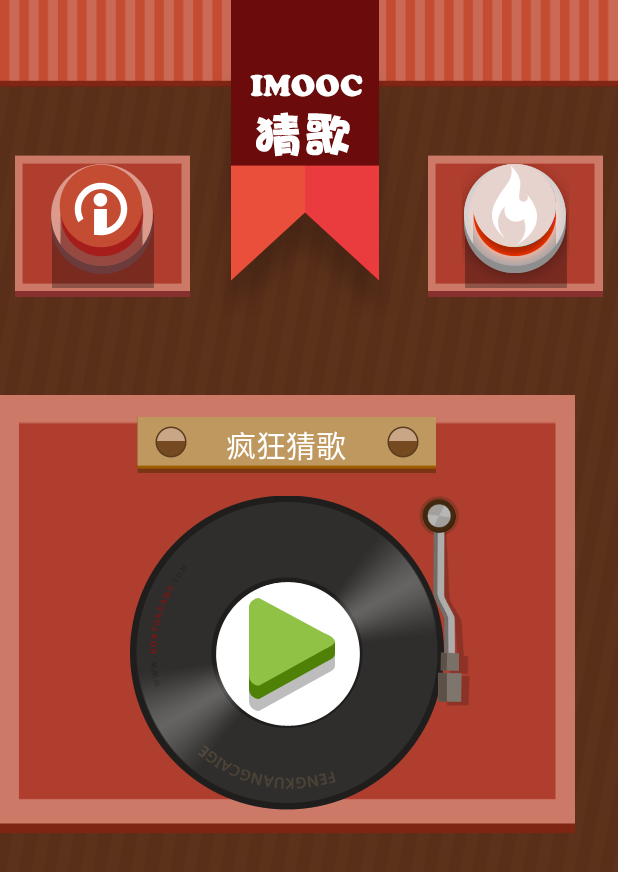
After one commit to jchen357/GuessWhichMusic, an Android app: the layout index_layout.xml on its own in the app's theme, with its tools: preview values and no code run, on a phone screen of 412 x 824 dp. The commit adds this screen. Shown: the top 872 px of the screen. Run offline under Robolectric (Android 15) with nearby library versions, the phone set to English and light mode, and no system bars.

Commit message:
加入了首页功能，实现了金币和关卡的存储

```diff
--- a/app/src/main/AndroidManifest.xml
+++ b/app/src/main/AndroidManifest.xml
@@ -5,7 +5,7 @@
     <application
         android:allowBackup="true"
         android:icon="@mipmap/ic_launcher"
-        android:label="疯狂猜歌"
+        android:label="草莓猜歌"
         android:supportsRtl="true"
         android:theme="@style/Theme.AppCompat.NoActionBar" >
         <activity android:name=".ui.MainActivity" >
@@ -17,6 +17,7 @@
         </activity>
 
         <activity android:name=".ui.AppPassView" />
+        <activity android:name=".ui.IndexActivity" />
 
     </application>
 
--- /dev/null
+++ b/app/src/main/res/drawable/index_fire_icon.xml
@@ -0,0 +1,5 @@
+<?xml version="1.0" encoding="utf-8"?>
+<selector xmlns:android="http://schemas.android.com/apk/res/android">
+    <item android:state_pressed="true" android:drawable="@mipmap/index_bottom_caitu_sel" />
+    <item android:drawable="@mipmap/index_bottom_caitu" />
+</selector>
--- /dev/null
+++ b/app/src/main/res/drawable/index_introduce_icon.xml
@@ -0,0 +1,5 @@
+<?xml version="1.0" encoding="utf-8"?>
+<selector xmlns:android="http://schemas.android.com/apk/res/android">
+    <item android:state_pressed="true" android:drawable="@mipmap/index_about_sel" />
+    <item android:drawable="@mipmap/index_about" />
+</selector>
--- /dev/null
+++ b/app/src/main/res/layout/index_layout.xml
@@ -0,0 +1,69 @@
+<?xml version="1.0" encoding="utf-8"?>
+<FrameLayout xmlns:android="http://schemas.android.com/apk/res/android"
+    android:layout_width="match_parent"
+    android:layout_height="match_parent"
+    android:orientation="vertical">
+
+
+    <LinearLayout
+        android:layout_width="match_parent"
+        android:layout_height="match_parent"
+        android:background="@mipmap/index_background"
+        android:orientation="vertical">
+
+
+        <LinearLayout
+            android:layout_width="match_parent"
+            android:layout_height="wrap_content"
+            android:background="@mipmap/index_bar"
+            android:orientation="vertical" />
+
+        <RelativeLayout
+            android:layout_width="match_parent"
+            android:layout_height="wrap_content"
+            android:layout_marginTop="20dp">
+
+            <ImageButton
+                android:id="@+id/btn_index_about"
+                android:layout_width="wrap_content"
+                android:layout_height="wrap_content"
+                android:layout_alignParentStart="true"
+                android:layout_gravity="left"
+                android:layout_marginBottom="25dp"
+                android:layout_marginLeft="10dp"
+                android:layout_marginTop="25dp"
+                android:background="@mipmap/index_rect"
+                android:src="@drawable/index_introduce_icon" />
+
+            <ImageButton
+                android:id="@+id/btn_index_caitu"
+                android:layout_width="wrap_content"
+                android:layout_height="wrap_content"
+                android:layout_alignParentEnd="true"
+                android:layout_gravity="right"
+                android:layout_marginBottom="25dp"
+                android:layout_marginRight="10dp"
+                android:layout_marginTop="25dp"
+                android:background="@mipmap/index_rect"
+                android:src="@drawable/index_fire_icon" />
+        </RelativeLayout>
+
+        <RelativeLayout
+            android:layout_width="wrap_content"
+            android:layout_height="wrap_content"
+            android:background="@mipmap/index_between"
+            android:layout_marginTop="40dp">
+
+            <include layout="@layout/pan_layout" />
+        </RelativeLayout>
+    </LinearLayout>
+
+    <RelativeLayout
+        android:layout_width="wrap_content"
+        android:layout_height="wrap_content"
+        android:background="@mipmap/index_title"
+        android:layout_gravity="center_horizontal">
+
+    </RelativeLayout>
+
+</FrameLayout>
--- a/app/src/main/res/layout/pan_layout.xml
+++ b/app/src/main/res/layout/pan_layout.xml
@@ -13,7 +13,8 @@
     <FrameLayout
         android:layout_marginBottom="15dp"
         android:layout_width="wrap_content"
-        android:layout_height="wrap_content">
+        android:layout_height="wrap_content"
+        android:id="@+id/pan_title">
 
         <ImageView
             android:layout_width="wrap_content"
```
Also changed, not shown: app/src/main/java/com/imooc/guessmusic/data/Const.java (+9 -1 lines), app/src/main/java/com/imooc/guessmusic/ui/AppPassView.java (+11 -0 lines), app/src/main/java/com/imooc/guessmusic/ui/IndexActivity.java (+20 -1 lines), app/src/main/java/com/imooc/guessmusic/ui/MainActivity.java (+23 -2 lines), app/src/main/java/com/imooc/guessmusic/util/Util.java (+70 -0 lines).
